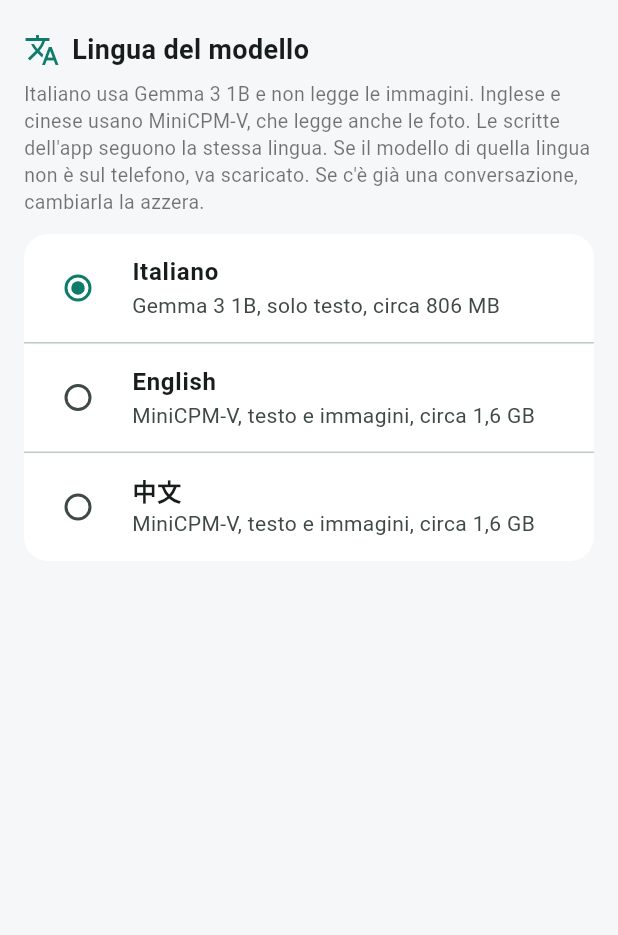
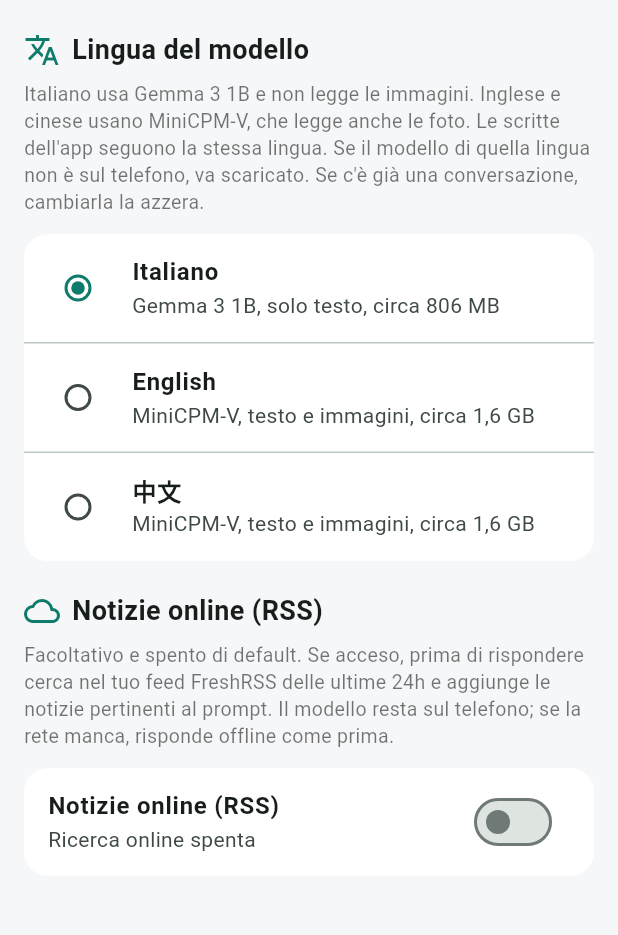
Before and after one commit to LorenzoMontorsi/AirplaneAI, a Flutter app: the SettingsScreen screen opened directly with empty values, on a phone screen of 412 x 824 dp, the part 84-1019 px from its top. Run offline on Flutter 3.47's test engine with Material 3 defaults, Android fonts, the phone set to English and light mode, and no system bars; our stand-ins replace image_picker; missing offline and left inert: llamadart.

Commit message:
Ricerca online facoltativa via RSS FreshRSS (toggle, default off)

```diff
--- a/lib/l10n/app_strings.dart
+++ b/lib/l10n/app_strings.dart
@@ -489,4 +489,36 @@
         AppLanguage.en => 'Continue',
         AppLanguage.zh => '继续',
       };
+
+  String get onlineSearchTitle => switch (language) {
+        AppLanguage.it => 'Notizie online (RSS)',
+        AppLanguage.en => 'Online news (RSS)',
+        AppLanguage.zh => '在线新闻（RSS）',
+      };
+
+  String get onlineSearchHelp => switch (language) {
+        AppLanguage.it =>
+          'Facoltativo e spento di default. Se acceso, prima di rispondere cerca nel tuo feed FreshRSS delle ultime 24h e aggiunge le notizie pertinenti al prompt. Il modello resta sul telefono; se la rete manca, risponde offline come prima.',
+        AppLanguage.en =>
+          'Optional and off by default. When on, it searches your FreshRSS feed from the last 24h before answering and adds matching news to the prompt. The model stays on the phone; without network it answers offline as before.',
+        AppLanguage.zh => '可选，默认关闭。开启后会在回答前搜索你过去24小时的 FreshRSS 订阅，并把相关新闻加入提示。模型仍在手机上；没有网络时和以前一样离线回答。',
+      };
+
+  String get onlineSearchOn => switch (language) {
+        AppLanguage.it => 'Ricerca online attiva',
+        AppLanguage.en => 'Online search on',
+        AppLanguage.zh => '在线搜索已开启',
+      };
+
+  String get onlineSearchOff => switch (language) {
+        AppLanguage.it => 'Ricerca online spenta',
+        AppLanguage.en => 'Online search off',
+        AppLanguage.zh => '在线搜索已关闭',
+      };
+
+  String get searchingNews => switch (language) {
+        AppLanguage.it => 'Cerco nelle notizie recenti...',
+        AppLanguage.en => 'Searching recent news...',
+        AppLanguage.zh => '正在搜索最近的新闻...',
+      };
 }
--- a/lib/screens/settings_screen.dart
+++ b/lib/screens/settings_screen.dart
@@ -119,6 +119,41 @@
               ),
             ),
           ),
+          const SizedBox(height: 20),
+          Row(
+            children: [
+              const Icon(Icons.cloud_outlined, color: Color(0xFF0F7B6B)),
+              const SizedBox(width: 8),
+              Text(
+                s.onlineSearchTitle,
+                style: const TextStyle(fontSize: 18, fontWeight: FontWeight.w700),
+              ),
+            ],
+          ),
+          const SizedBox(height: 8),
+          Text(
+            s.onlineSearchHelp,
+            style: const TextStyle(fontSize: 13, height: 1.35, color: Colors.black54),
+          ),
+          const SizedBox(height: 12),
+          Material(
+            color: Colors.white,
+            borderRadius: BorderRadius.circular(16),
+            clipBehavior: Clip.antiAlias,
+            child: SwitchListTile(
+              activeThumbColor: const Color(0xFF0F7B6B),
+              title: Text(
+                s.onlineSearchTitle,
+                style: const TextStyle(fontWeight: FontWeight.w600),
+              ),
+              subtitle: Text(AppSettings.instance.onlineSearch
+                  ? s.onlineSearchOn
+                  : s.onlineSearchOff),
+              value: AppSettings.instance.onlineSearch,
+              onChanged: (value) =>
+                  AppSettings.instance.setOnlineSearch(value),
+            ),
+          ),
         ],
       ),
     );
--- a/pubspec.yaml
+++ b/pubspec.yaml
@@ -16,7 +16,7 @@
 # https://developer.apple.com/library/archive/documentation/General/Reference/InfoPlistKeyReference/Articles/CoreFoundationKeys.html
 # In Windows, build-name is used as the major, minor, and patch parts
 # of the product and file versions while build-number is used as the build suffix.
-version: 1.2.0+4
+version: 1.3.0+5
 
 environment:
   sdk: ">=3.10.7 <4.0.0"
```
Also changed, not shown: lib/screens/chat_screen.dart (+46 -2 lines), lib/services/app_settings.dart (+25 -6 lines), lib/services/chat_engine.dart (+14 -3 lines), lib/services/rss_news_service.dart (added, +175 -0 lines).
